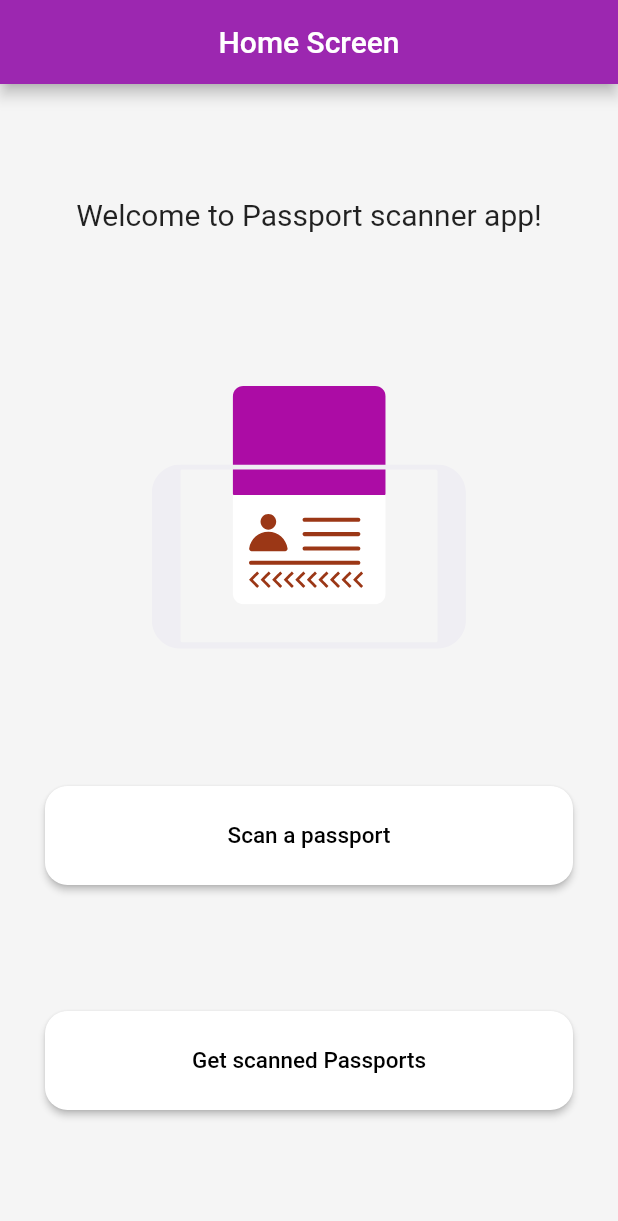
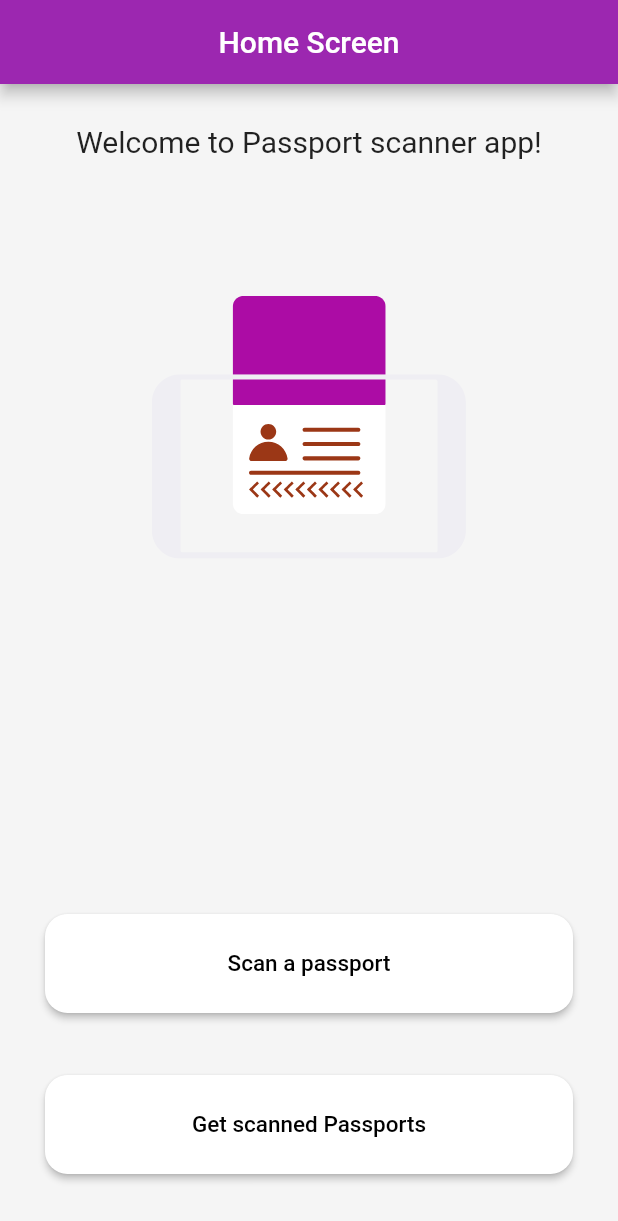
Before and after one commit to MohamedTarek19/PassportsScanner, a Flutter app: the screen it shows after launch, on a phone screen of 412 x 824 dp. Shown: the top 1221 px of the screen. Run offline on Flutter 3.47's test engine with Material 2 defaults, Android fonts, the phone set to English and light mode, and no system bars; our stand-ins replace bloc, flutter_bloc, lottie, screenshot, shared_preferences, sqflite; missing offline and left inert: mrz_scanner; accounts and stored records are empty; project files that could hold a hidden picture were left out.

Commit message:
commit 5

```diff
--- a/lib/views/home_screen.dart
+++ b/lib/views/home_screen.dart
@@ -21,11 +21,13 @@ class HomeScreen extends StatelessWidget {
         child: Column(
           children: [
             Expanded(
+              flex: 2,
+              child: Container(
 
                 child: Column(
                   children: [
                     const Spacer(
-                    flex: 2,
+                      flex: 1,
                     ),
                     const Text('Welcome to Passport scanner app!',
                       style: TextStyle(fontSize: 20),),
@@ -34,7 +36,11 @@ class HomeScreen extends StatelessWidget {
                       width: MediaQuery.of(context).size.width*0.8,
                       height: MediaQuery.of(context).size.height*0.3
                     ),
+                    const Spacer(
+                      flex: 7,
+                    ),
                   ],
+                ),
               ),
             ),
             Expanded(
```
Lines whose indentation alone changed are shown as unchanged.
